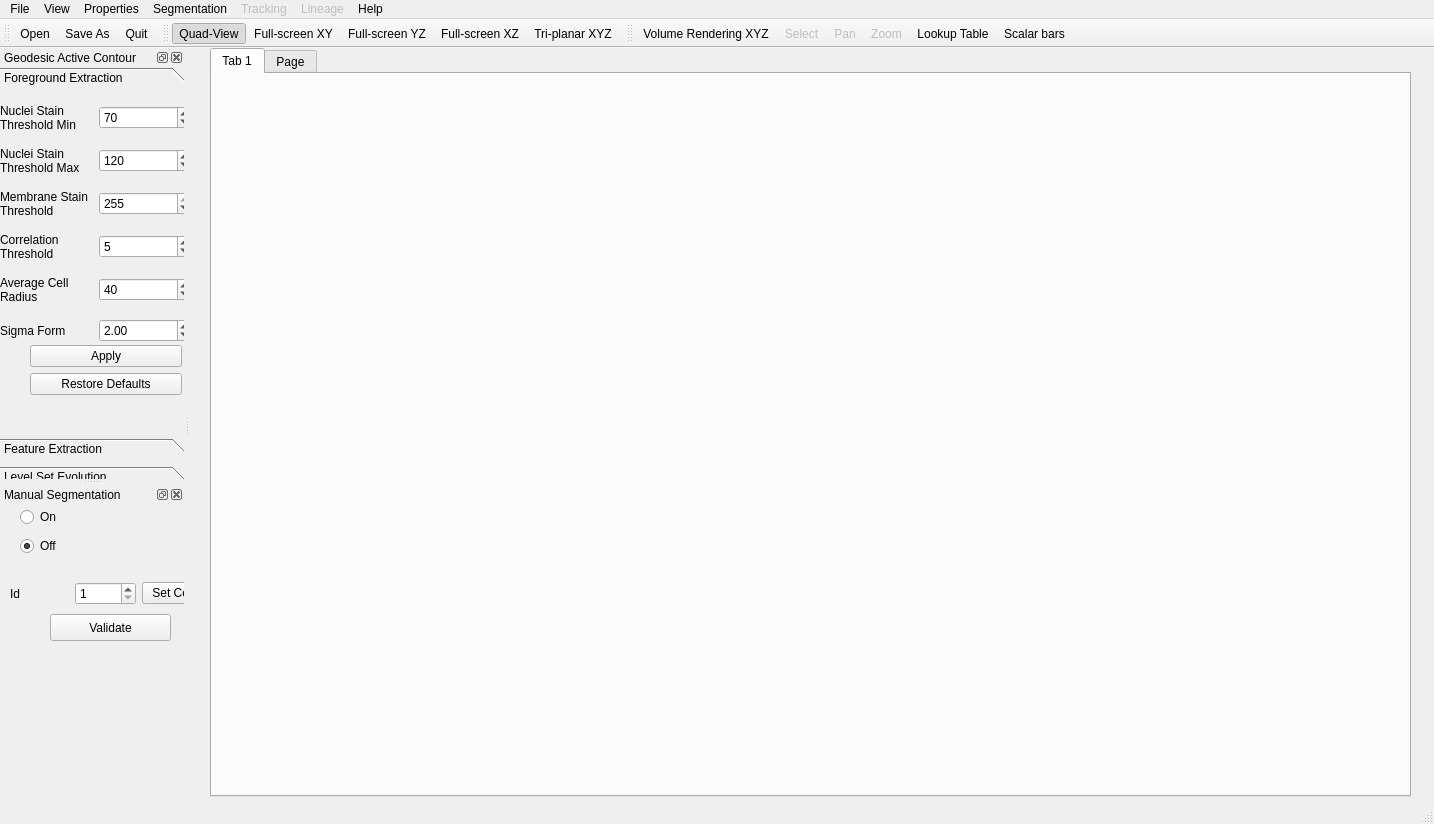
gofigure2/GoFigure2, file trunk/go.ui: the form before one commit.
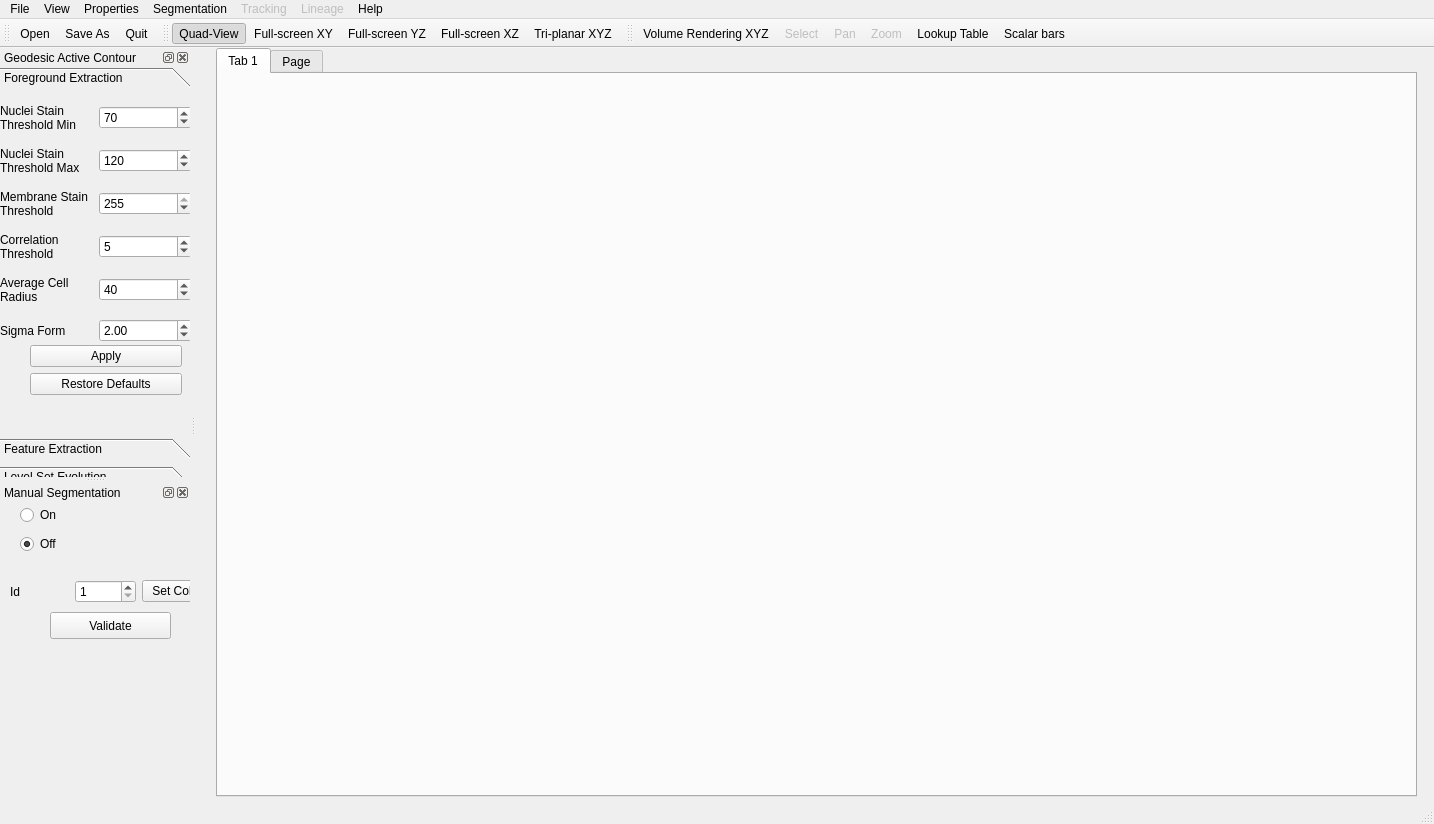
The form after the commit. Icons and pictures are not drawn.

```diff
--- a/trunk/go.ui
+++ b/trunk/go.ui
@@ -185,14 +185,14 @@
    </property>
    <property name="minimumSize" >
     <size>
-     <width>184</width>
-     <height>87</height>
+     <width>190</width>
+     <height>90</height>
     </size>
    </property>
    <property name="maximumSize" >
     <size>
-     <width>287</width>
-     <height>572</height>
+     <width>293</width>
+     <height>575</height>
     </size>
    </property>
    <property name="floating" >
@@ -811,8 +811,8 @@
   <widget class="QDockWidget" name="ManualSegmentationDockWidget" >
    <property name="minimumSize" >
     <size>
-     <width>184</width>
-     <height>64</height>
+     <width>190</width>
+     <height>67</height>
     </size>
    </property>
    <property name="windowTitle" >
```
Left out of the diff: 4 changed lines with no effect on the pictures.
